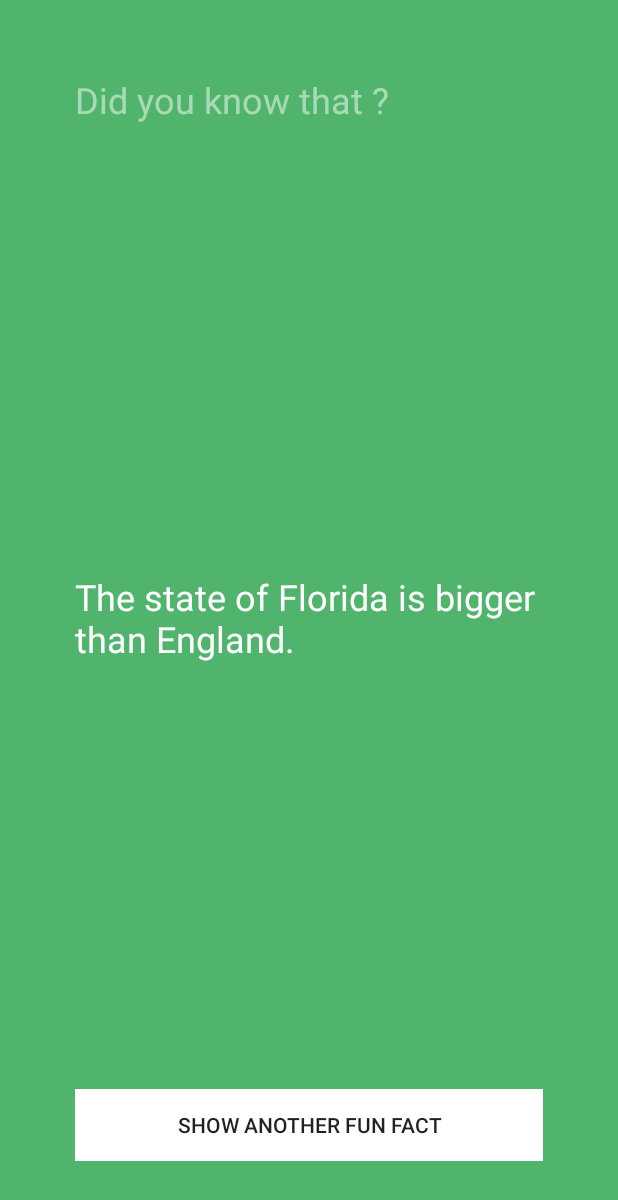
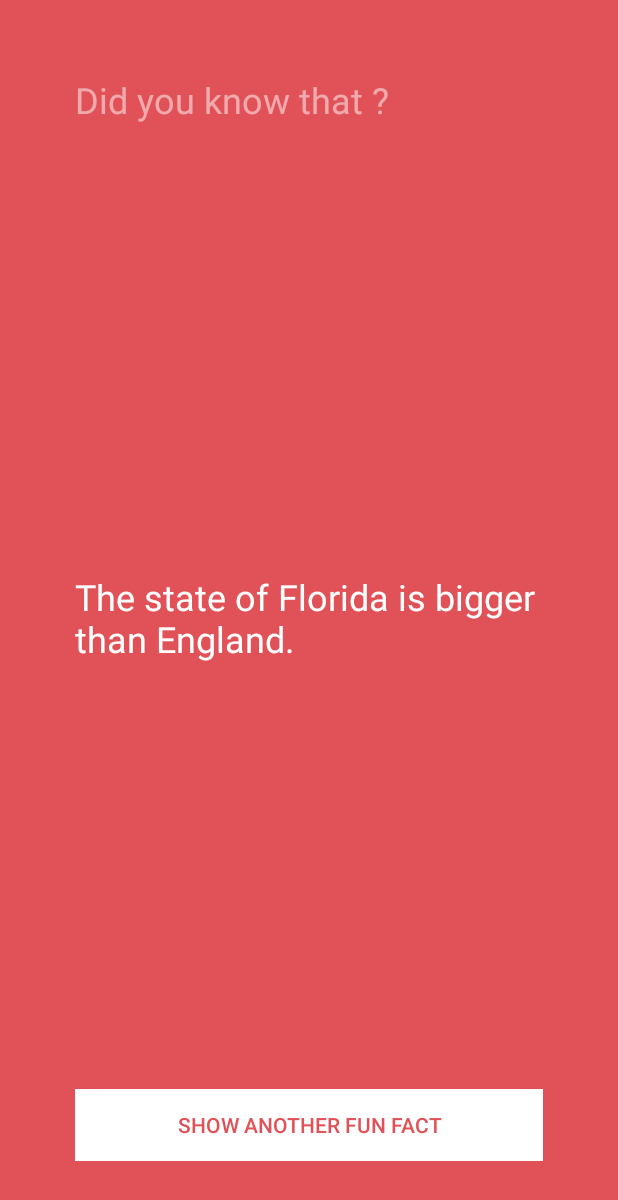
Before and after one commit to TheTechZone/FunFacts, an Android app: the screen it shows after launch (FunFactsActivity), after a tap on "SHOW ANOTHER FUN FACT", on a phone screen of 412 x 824 dp. Shown: the top 1200 px of the screen. Run offline under Robolectric (Android 15) with nearby library versions, the phone set to English and light mode, and no system bars.

Commit message:
Second Commit

```diff
--- /dev/null
+++ b/app/src/main/java/com/example/user/funfacts/ColorWheel.java
@@ -0,0 +1,37 @@
+package com.example.user.funfacts;
+
+import android.graphics.Color;
+
+import java.util.Random;
+
+public class ColorWheel {
+    // Fields ( Member Variables) = Proprieties about the object
+    private String[] mColors = {
+            "#39add1", // light blue
+            "#3079ab", // dark blue
+            "#c25975", // mauve
+            "#e15258", // red
+            "#f9845b", // orange
+            "#838cc7", // lavender
+            "#7d669e", // purple
+            "#53bbb4", // aqua
+            "#51b46d", // green
+            "#e0ab18", // mustard
+            "#637a91", // dark gray
+            "#f092b0", // pink
+            "#b7c0c7"  // light gray
+    };
+
+    /* Methods = Actions the Object can take */
+
+    public int getColor(){
+        // The button was clicked , so update TextView with a new fact
+        String color;
+        //Randomly select a fact
+        Random randomGenerator = new Random();
+        int randomNumber = randomGenerator.nextInt(mColors.length);
+        color = mColors[randomNumber];
+        int colorAsInt = Color.parseColor(color);
+        return colorAsInt;
+    }
+}
--- a/app/src/main/java/com/example/user/funfacts/FactBook.java
+++ b/app/src/main/java/com/example/user/funfacts/FactBook.java
@@ -20,7 +20,6 @@ public class FactBook {
     /* Methods = Actions the Object can take */
 
     public String getFact(){
-
         // The button was clicked , so update TextView with a new fact
         String fact = "";
         //Randomly select a fact
--- a/app/src/main/java/com/example/user/funfacts/FunFactsActivity.java
+++ b/app/src/main/java/com/example/user/funfacts/FunFactsActivity.java
@@ -1,19 +1,26 @@
 package com.example.user.funfacts;
 
-import android.content.DialogInterface;
+import android.graphics.Color;
+import android.nfc.Tag;
 import android.support.v7.app.AppCompatActivity;
 import android.os.Bundle;
+import android.util.Log;
 import android.view.View;
 import android.widget.Button;
+import android.widget.RelativeLayout;
 import android.widget.TextView;
-
-import java.util.Random;
+import android.widget.Toast;
 
 public class FunFactsActivity extends AppCompatActivity {
+    public static final String TAG = FunFactsActivity.class.getSimpleName();
+
     private FactBook mFactBook = new FactBook();
+    private ColorWheel mColorWheel = new ColorWheel();
     // Declare our view variables
     private TextView mFactTextView;
     private Button mShowFactButton;
+
+    private RelativeLayout mRelativeLayout;
 
     @Override
     protected void onCreate(Bundle savedInstanceState) {
@@ -23,17 +30,24 @@ public class FunFactsActivity extends AppCompatActivity {
         // Assign the Views from the layout file to the corresponding variables
         mFactTextView = (TextView) findViewById(R.id.factTextView);
         mShowFactButton = (Button) findViewById(R.id.showFactButton);
+        mRelativeLayout = (RelativeLayout) findViewById(R.id.relativeLayout);
+
 
         View.OnClickListener listener = new View.OnClickListener() {
             @Override
             public void onClick(View v) {
                 // Get a random fact
                 String fact = mFactBook.getFact();
+                int color = mColorWheel.getColor();
                 // Update the screen with a dynamic fact
                 mFactTextView.setText(fact);
+                mRelativeLayout.setBackgroundColor(color);
+                mShowFactButton.setTextColor(color);
             }
         };
 
         mShowFactButton.setOnClickListener(listener);
+        //Toast.makeText(FunFactsActivity.this, "", Toast.LENGTH_SHORT).show();
+        Log.d(TAG,"We're log this msg");
     }
 }
--- a/app/src/main/res/layout/activity_fun_facts.xml
+++ b/app/src/main/res/layout/activity_fun_facts.xml
@@ -7,8 +7,10 @@
     android:paddingLeft="@dimen/activity_horizontal_margin"
     android:paddingRight="@dimen/activity_horizontal_margin"
     android:paddingTop="@dimen/activity_vertical_margin"
+    android:id="@+id/relativeLayout"
     tools:context="com.example.user.funfacts.FunFactsActivity"
-    android:background="#51b46d">
+    android:background="#51b46d"
+    android:transitionGroup="false">
 
     <TextView
         android:layout_width="wrap_content"
@@ -35,5 +37,6 @@
         android:id="@+id/showFactButton"
         android:layout_alignParentBottom="true"
         android:layout_centerHorizontal="true"
-        android:background="@android:color/white" />
+        android:background="@android:color/white"
+        android:textColor="#51b46d" />
 </RelativeLayout>
--- a/app/src/main/res/values/colors.xml
+++ b/app/src/main/res/values/colors.xml
@@ -1,6 +1,6 @@
 <?xml version="1.0" encoding="utf-8"?>
 <resources>
-    <color name="colorPrimary">#3F51B5</color>
-    <color name="colorPrimaryDark">#303F9F</color>
+    <color name="colorPrimary">#51b46d</color>
+    <color name="colorPrimaryDark">#000000</color>
     <color name="colorAccent">#FF4081</color>
 </resources>
```
Also changed, not shown: app/src/main/res/mipmap-hdpi/ic_launcher.png, app/src/main/res/mipmap-mdpi/ic_launcher.png, app/src/main/res/mipmap-xhdpi/ic_launcher.png, app/src/main/res/mipmap-xxhdpi/ic_launcher.png, app/src/main/res/mipmap-xxxhdpi/ic_launcher.png.
